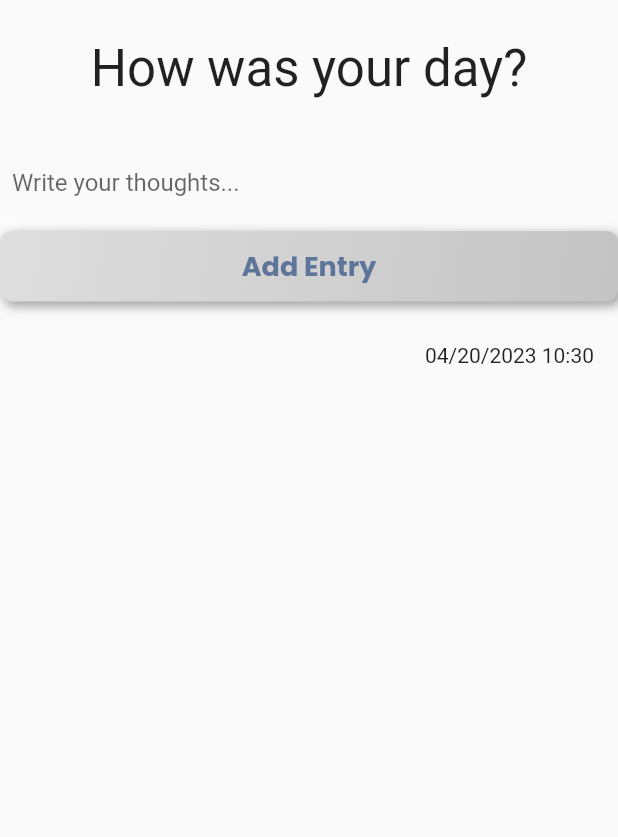
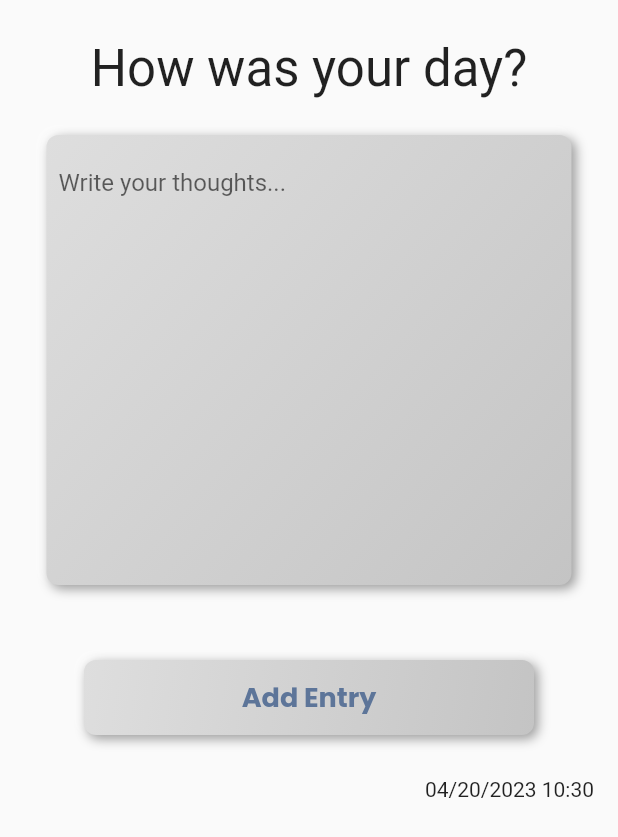
Before and after one commit to jilian-tenerife/HowAiU, a Flutter app: the DiaryEntriesPage screen opened directly, after a tap on "Add Entry", on a phone screen of 412 x 824 dp. Shown: the top 837 px of the screen. Run offline on Flutter 3.47's test engine with Material 2 defaults, Android fonts, the light colour scheme and no system bars; drawn by our look-alikes of flutter_neumorphic; our stand-ins replace clay_containers, google_fonts, lottie, table_calendar; Roboto replaces fonts that are missing (Cocogoose).

Commit message:
feedback ui

```diff
--- a/howaiu/lib/screens/calendar.dart
+++ b/howaiu/lib/screens/calendar.dart
@@ -3,6 +3,7 @@ import 'package:flutter_neumorphic/flutter_neumorphic.dart';
 import 'package:howaiu/screens/listview_diary.dart';
 import 'package:table_calendar/table_calendar.dart';
 
+import 'chat.dart';
 import 'diary.dart';
 
 class TableCalendarPage extends StatefulWidget {
@@ -28,7 +29,7 @@ class _TableCalendarPageState extends State<TableCalendarPage> {
           Row(
             children: [
               const SizedBox(
-                width: 150,
+                width: 140,
               ),
               Text(
                 'howaiu',
@@ -125,6 +126,12 @@ class _TableCalendarPageState extends State<TableCalendarPage> {
                 ),
               ),
               NeumorphicButton(
+                onPressed: () {
+                  Navigator.push(
+                    context,
+                    MaterialPageRoute(builder: (context) => ChatAiu()),
+                  );
+                },
                 style: NeumorphicStyle(
                   shape: NeumorphicShape.convex,
                   boxShape: NeumorphicBoxShape.circle(),
--- a/howaiu/lib/screens/listview_diary.dart
+++ b/howaiu/lib/screens/listview_diary.dart
@@ -9,11 +9,10 @@ class DiaryEntriesPage extends StatefulWidget {
 }
 
 class DiaryEntry {
-  final String title;
   final String content;
   final DateTime date;
 
-  DiaryEntry({required this.title, required this.content, required this.date});
+  DiaryEntry({required this.content, required this.date});
 }
 
 class _DiaryEntriesPageState extends State<DiaryEntriesPage> {
@@ -25,7 +24,6 @@ class _DiaryEntriesPageState extends State<DiaryEntriesPage> {
     setState(() {
       diaryEntries.add(
         DiaryEntry(
-          title: titleController.text,
           content: contentController.text,
           date: DateTime.now(),
         ),
@@ -53,7 +51,18 @@ class _DiaryEntriesPageState extends State<DiaryEntriesPage> {
             SizedBox(
               height: 25,
             ),
-            Padding(
+            SizedBox(
+              width: 350,
+              height: 300,
+              child: Neumorphic(
+                style: NeumorphicStyle(
+                  depth: 5,
+                  shape: NeumorphicShape.convex,
+                  lightSource: LightSource.topLeft,
+                  intensity: 0.7,
+                  color: baseColor,
+                ),
+                child: Padding(
                   padding: EdgeInsets.all(8),
                   child: TextField(
                     controller: contentController,
@@ -66,7 +75,15 @@ class _DiaryEntriesPageState extends State<DiaryEntriesPage> {
                     keyboardType: TextInputType.multiline,
                   ),
                 ),
-            NeumorphicButton(
+              ),
+            ),
+            SizedBox(
+              height: 50,
+            ),
+            SizedBox(
+              width: 300,
+              height: 50,
+              child: NeumorphicButton(
                 onPressed: addDiaryEntry,
                 style: NeumorphicStyle(
                   color: baseColor, // Set the button's background color
@@ -84,13 +101,13 @@ class _DiaryEntriesPageState extends State<DiaryEntriesPage> {
                   ),
                 ),
               ),
+            ),
             Expanded(
               child: ListView.builder(
                 itemCount: diaryEntries.length,
                 itemBuilder: (context, index) {
                   final entry = diaryEntries[index];
                   return ListTile(
-                    title: Text(entry.title),
                     subtitle: Text(entry.content),
                     trailing:
                         Text(DateFormat('MM/dd/yyyy HH:mm').format(entry.date)),
```
Lines whose indentation alone changed are shown as unchanged.
